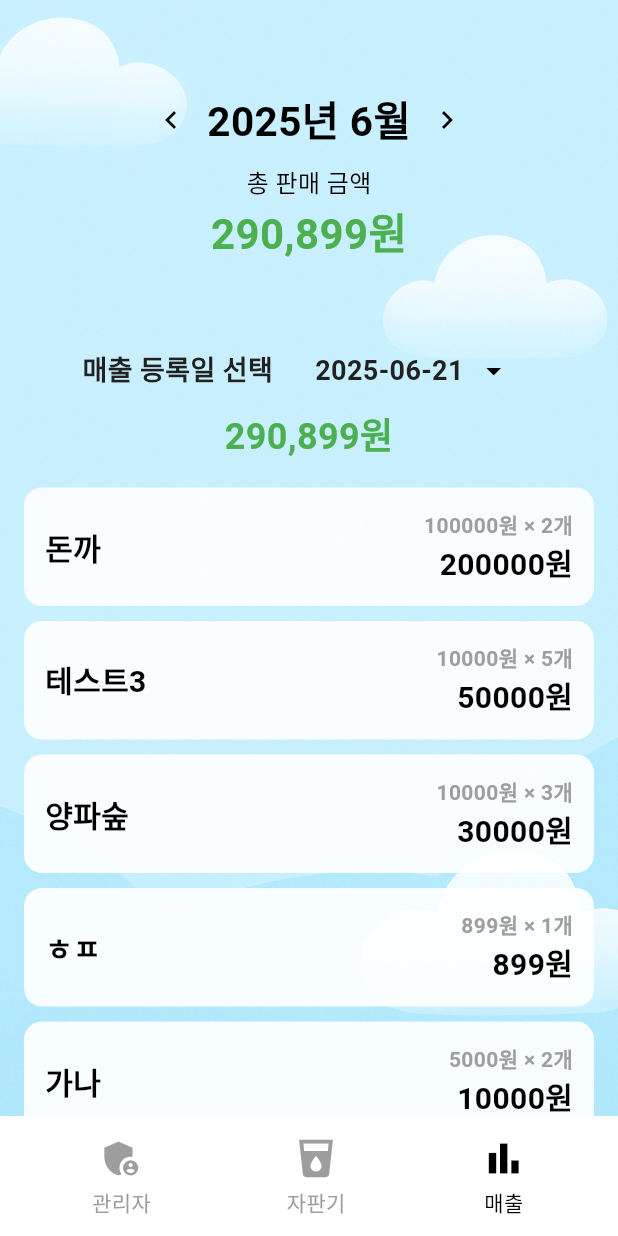
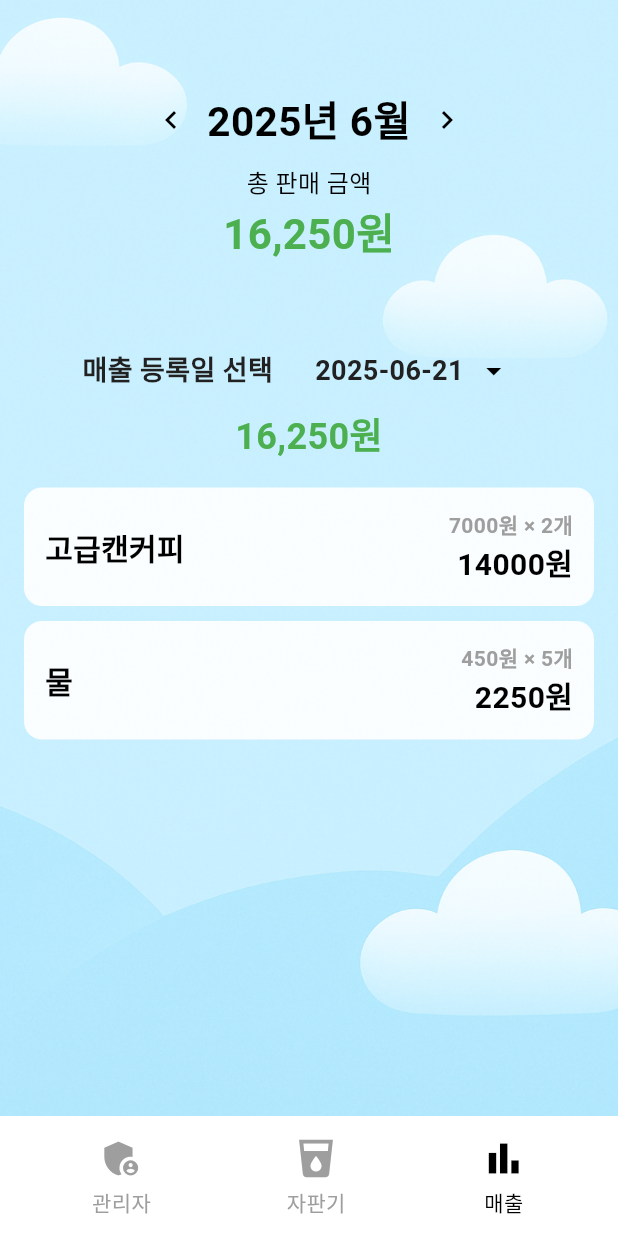
Before and after one commit to kimhamyong/np-vending-machine-app, a Flutter app: the SalesScreen screen opened by its route, on a phone screen of 412 x 824 dp. Run offline on Flutter 3.47's test engine with Material 3 defaults, Android fonts, the phone set to English and light mode, and no system bars; our stand-ins replace dio, shared_preferences; accounts and stored records are empty; Roboto replaces fonts that are missing (Pretendard).

```diff
--- a/lib/screens/admin/sales_screen.dart
+++ b/lib/screens/admin/sales_screen.dart
@@ -19,28 +19,12 @@ class _SalesScreenState extends State<SalesScreen> {
 
   final List<Sales> salesData = [
     Sales(
-        drink: Drink(name: '돈까', price: 100000, stock: 3),
+        drink: Drink(name: '고급캔커피', price: 7000, stock: 2),
         sold: 2,
         date: DateTime.now()),
     Sales(
-        drink: Drink(name: '테스트3', price: 10000, stock: 10),
+        drink: Drink(name: '물', price: 450, stock: 1),
         sold: 5,
-        date: DateTime.now()),
-    Sales(
-        drink: Drink(name: '메뉴명22', price: 10000, stock: 1),
-        sold: 0,
-        date: DateTime.now().subtract(const Duration(days: 1))),
-    Sales(
-        drink: Drink(name: '양파숲', price: 10000, stock: 8),
-        sold: 3,
-        date: DateTime.now()),
-    Sales(
-        drink: Drink(name: 'ㅎㅍ', price: 899, stock: 4),
-        sold: 1,
-        date: DateTime.now()),
-    Sales(
-        drink: Drink(name: '가나', price: 5000, stock: 9),
-        sold: 2,
         date: DateTime.now()),
   ];
 
```
Also changed, not shown: lib/services/user/signup_service.dart (+17 -33 lines).
